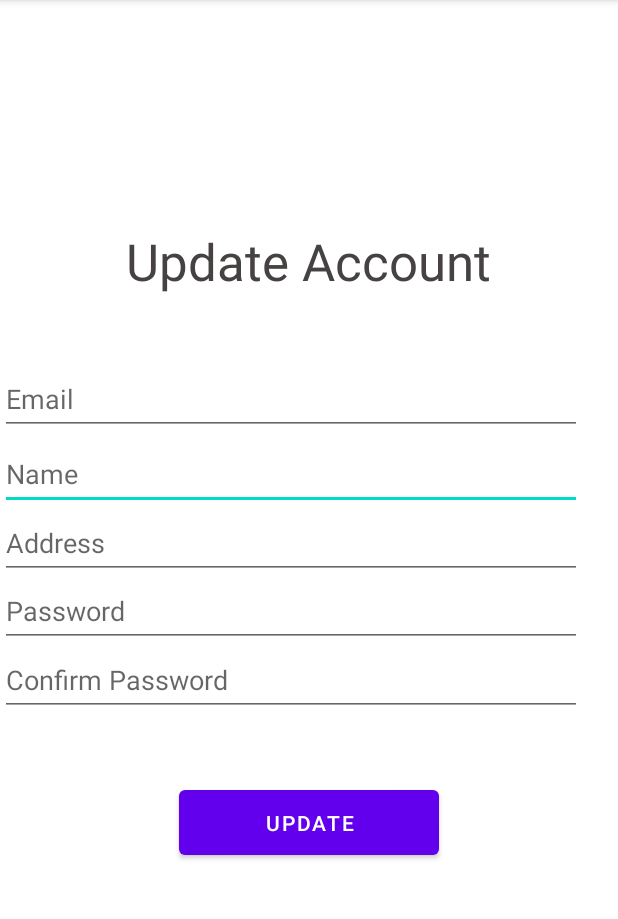
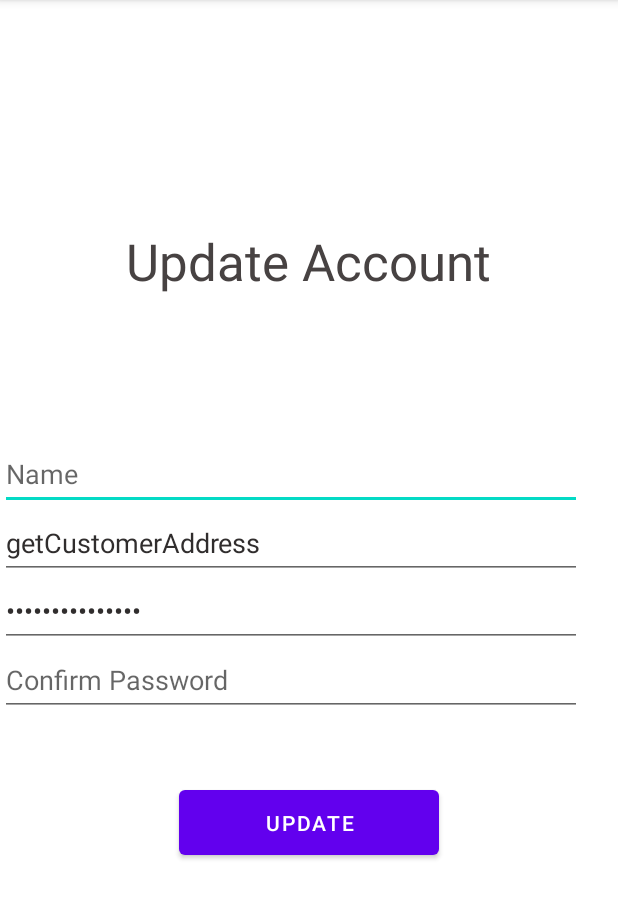
Before and after one commit to McGill-ECSE321-Winter2022/project-group-group-02, an Android app: the fragment UpdateCustomer shown on its own in the app's theme, on a phone screen of 412 x 824 dp, the part 84-1003 px from its top. Run offline under Robolectric (Android 15) with nearby library versions, the phone set to English and light mode, and no system bars.

Commit message:
updates to updateCustomer

```diff
--- a/GroceryStore-Android/app/src/main/java/ca/mcgill/ecse321/grocerystore/UpdateCustomer.java
+++ b/GroceryStore-Android/app/src/main/java/ca/mcgill/ecse321/grocerystore/UpdateCustomer.java
@@ -27,7 +27,7 @@ public class UpdateCustomer extends Fragment {
     public void onViewCreated(@NonNull View view, Bundle savedInstanceState) {
         super.onViewCreated(view, savedInstanceState);
 
-        binding.buttonFirst.setOnClickListener(new View.OnClickListener() {
+        binding.updateCustomer.setOnClickListener(new View.OnClickListener() {
             @Override
             public void onClick(View view) {
 
--- a/GroceryStore-Android/app/src/main/res/layout/update_customer.xml
+++ b/GroceryStore-Android/app/src/main/res/layout/update_customer.xml
@@ -7,7 +7,7 @@
     tools:context=".UpdateCustomer">
 
     <Button
-        android:id="@+id/button_first"
+        android:id="@+id/updateCustomer"
         android:layout_width="173dp"
         android:layout_height="55dp"
         android:layout_marginBottom="192dp"
@@ -37,6 +37,7 @@
         android:layout_height="47dp"
         android:hint="@string/address"
         android:textColor="#F7292626"
+        android:text="getCustomerAddress"
         app:layout_constraintBottom_toBottomOf="parent"
         app:layout_constraintEnd_toEndOf="parent"
         app:layout_constraintHorizontal_bias="0.0"
@@ -63,6 +64,7 @@
         android:layout_width="388dp"
         android:layout_height="47dp"
         android:hint="@string/password"
+        android:text="getCustomerName"
         android:textColor="#F7292626"
         app:layout_constraintBottom_toBottomOf="parent"
         app:layout_constraintEnd_toEndOf="parent"
@@ -71,19 +73,6 @@
         android:inputType="textPassword"
         app:layout_constraintTop_toTopOf="parent"
         app:layout_constraintVertical_bias="0.533" />
-
-    <EditText
-        android:id="@+id/EmailUpdate"
-        android:layout_width="388dp"
-        android:layout_height="47dp"
-        android:hint="@string/email"
-        android:textColor="#F7292626"
-        app:layout_constraintBottom_toBottomOf="parent"
-        app:layout_constraintEnd_toEndOf="parent"
-        app:layout_constraintHorizontal_bias="0.0"
-        app:layout_constraintStart_toStartOf="parent"
-        app:layout_constraintTop_toTopOf="parent"
-        app:layout_constraintVertical_bias="0.337" />
 
     <TextView
         android:id="@+id/textView"
```
Also changed, not shown: GroceryStore-Android/app/src/main/java/ca/mcgill/ecse321/grocerystore/MainActivity.java (+11 -4 lines).
